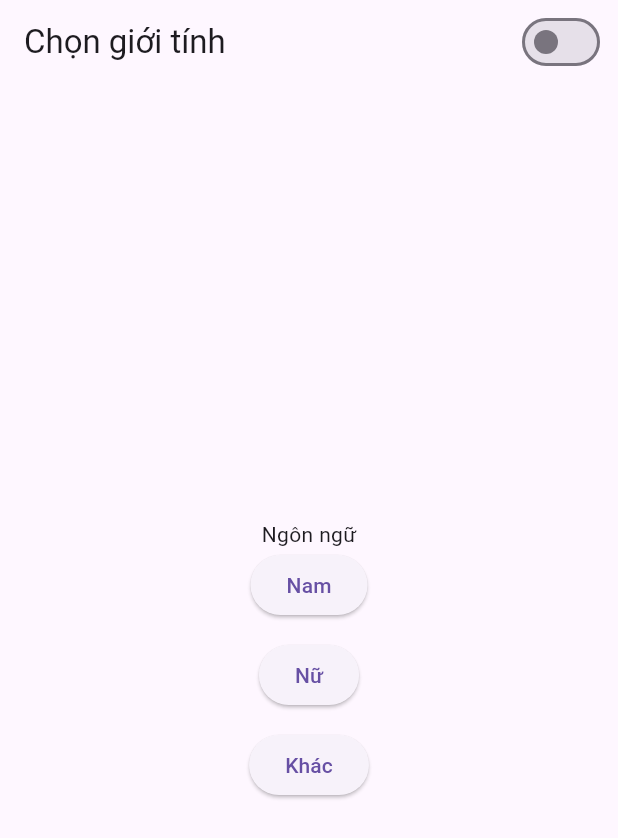
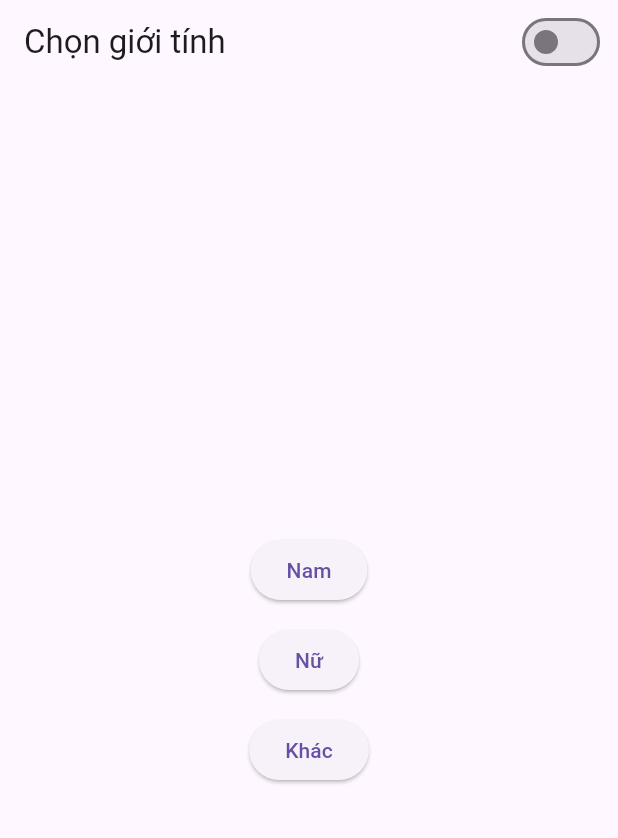
Before and after one commit to johndev98/testing_ui_languages, a Flutter app: the screen it shows after launch, on a phone screen of 412 x 824 dp. Shown: the top 838 px of the screen. Run offline on Flutter 3.47's test engine with Material 3 defaults, Android fonts, the phone set to English and light mode, and no system bars; our stand-ins replace flutter_riverpod, shared_preferences.

Commit message:
commit a

```diff
--- a/lib/test_screen.dart
+++ b/lib/test_screen.dart
@@ -11,6 +11,7 @@ class AppBarTitle extends ConsumerWidget {
     return Text(ref.translate('genders.title', fallback: 'Chọn giới tính'));
   }
 }
+
 class GenderButtons extends ConsumerWidget {
   const GenderButtons({super.key});
 
@@ -21,17 +22,17 @@ class GenderButtons extends ConsumerWidget {
       children: [
         ElevatedButton(
           onPressed: () {},
-          child: Text(ref.loc.translate('genders.male')),
+          child: Text(ref.translate('genders.male', fallback: 'Nam')),
         ),
         const SizedBox(height: 12),
         ElevatedButton(
           onPressed: () {},
-          child: Text(ref.loc.translate('genders.female')),
+          child: Text(ref.translate('genders.female', fallback: 'Nữ')),
         ),
         const SizedBox(height: 12),
         ElevatedButton(
           onPressed: () {},
-          child: Text(ref.loc.translate('genders.other')),
+          child: Text(ref.translate('genders.other', fallback: 'Khác')),
         ),
       ],
     );
@@ -53,15 +54,7 @@ class TestScreen extends ConsumerWidget {
           ),
         ],
       ),
-      body: Center(
-        child: Column(
-          mainAxisAlignment: MainAxisAlignment.center,
-          children: [
-            Text(ref.loc.translate('genders.language')),
-            GenderButtons(),
-          ],
-        ),
-      ),
+      body: Center(child: GenderButtons()),
     );
   }
 }
```
